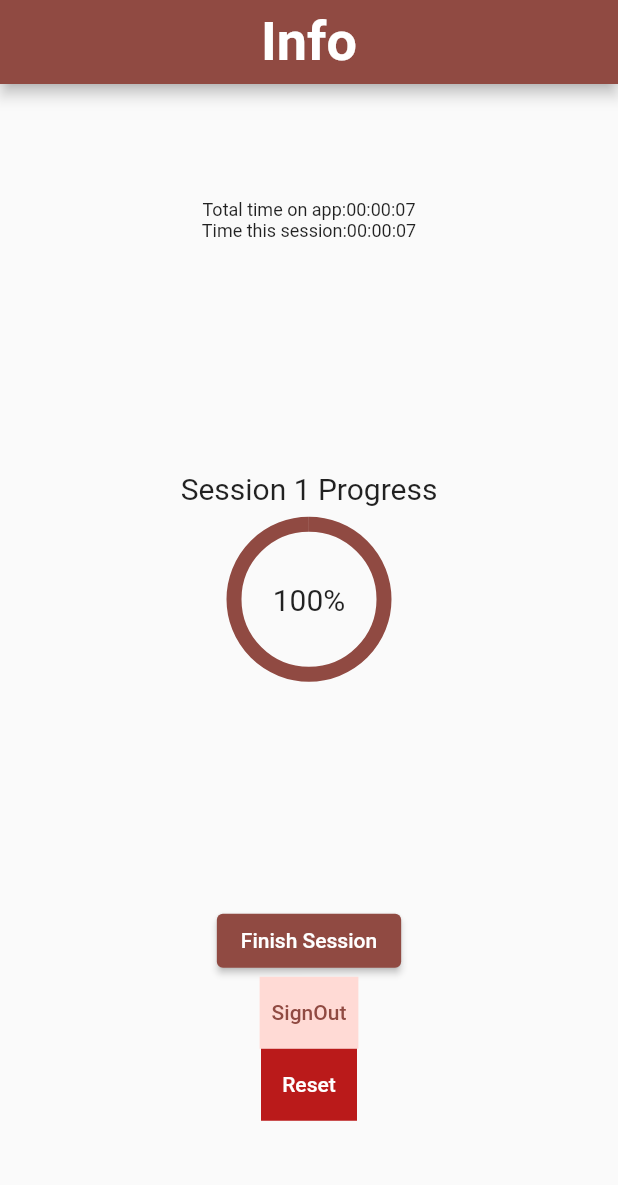
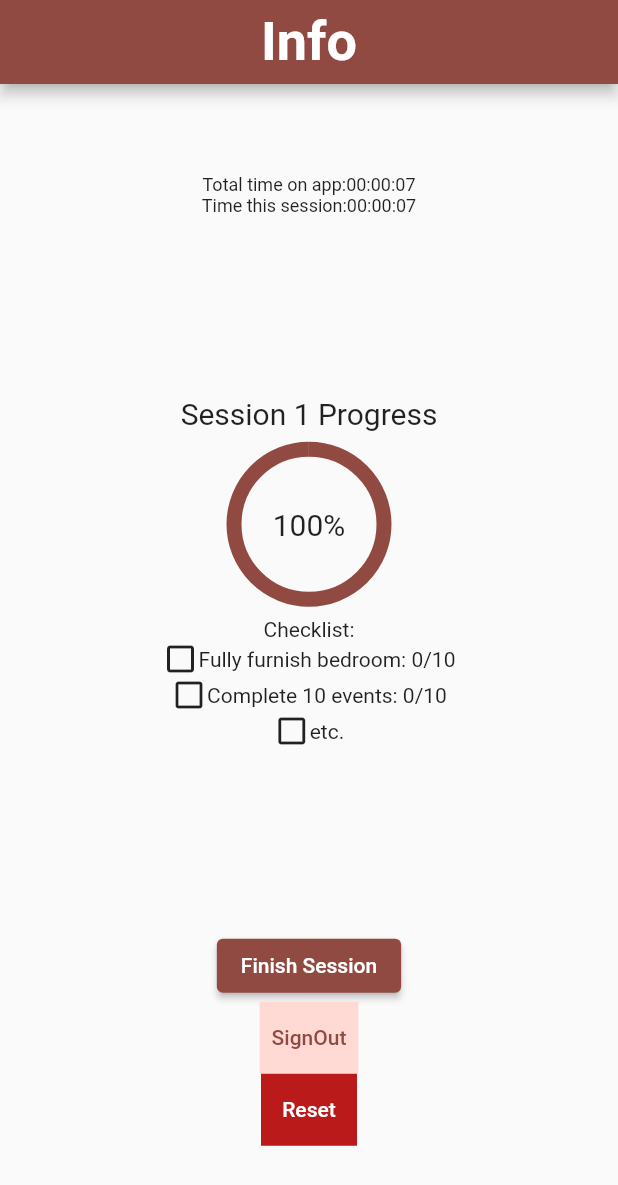
Before and after one commit to Blaemerson/Project-Mercury, a Flutter app: the InfoPage screen opened directly, on a phone screen of 412 x 824 dp. Shown: the top 1185 px of the screen. Run offline on Flutter 3.47's test engine with Material 2 defaults, Android fonts, the phone set to English and light mode, and no system bars; our stand-ins replace badges, cloud_firestore, firebase_analytics, firebase_auth, firebase_core, flutter_speed_dial and 2 more; missing offline and left inert: flutterfire_ui; accounts and stored records are empty.

Commit message:
info_page UI

```diff
--- a/lib/pages/infoPage/info_page.dart
+++ b/lib/pages/infoPage/info_page.dart
@@ -94,19 +94,45 @@ class _InfoPageState extends State<InfoPage> {
                       ),
                     ],
                   ),
+                  const SizedBox(height: 12),
+                  const Text('Checklist:'),
+                  Row(
+                    mainAxisAlignment: MainAxisAlignment.center,
+                    children: [
+                      const Icon(Icons.check_box_outline_blank),
+                      Text(
+                          'Fully furnish ${locator.get<Rooms>().rooms.where((room) => room.unlockOrder == session).first.name}: 0/10'),
+                    ],
+                  ),
+                  Row(
+                    mainAxisAlignment: MainAxisAlignment.center,
+                    children: const [
+                      Icon(Icons.check_box_outline_blank),
+                      Text('Complete 10 events: 0/10'),
+                    ],
+                  ),
+                  Row(
+                    mainAxisAlignment: MainAxisAlignment.center,
+                    children: const [
+                      Icon(Icons.check_box_outline_blank),
+                      Text('etc.'),
+                    ],
+                  ),
                 ],
               ),
               Column(
                 children: [
                   ElevatedButton(
-                    onPressed: () async {
+                    onPressed: progress == 1
+                        ? () async {
                             if (locator.get<EventController>().session <
                                 locator.get<Rooms>().rooms.length) {
                               _firestore.user.updateSession();
                               locator.get<EventController>().nextSession();
                               setState(() {});
                             }
-                    },
+                          }
+                        : null,
                     child: const Text('Finish Session'),
                   ),
                   Container(
```
Lines whose indentation alone changed are shown as unchanged.
